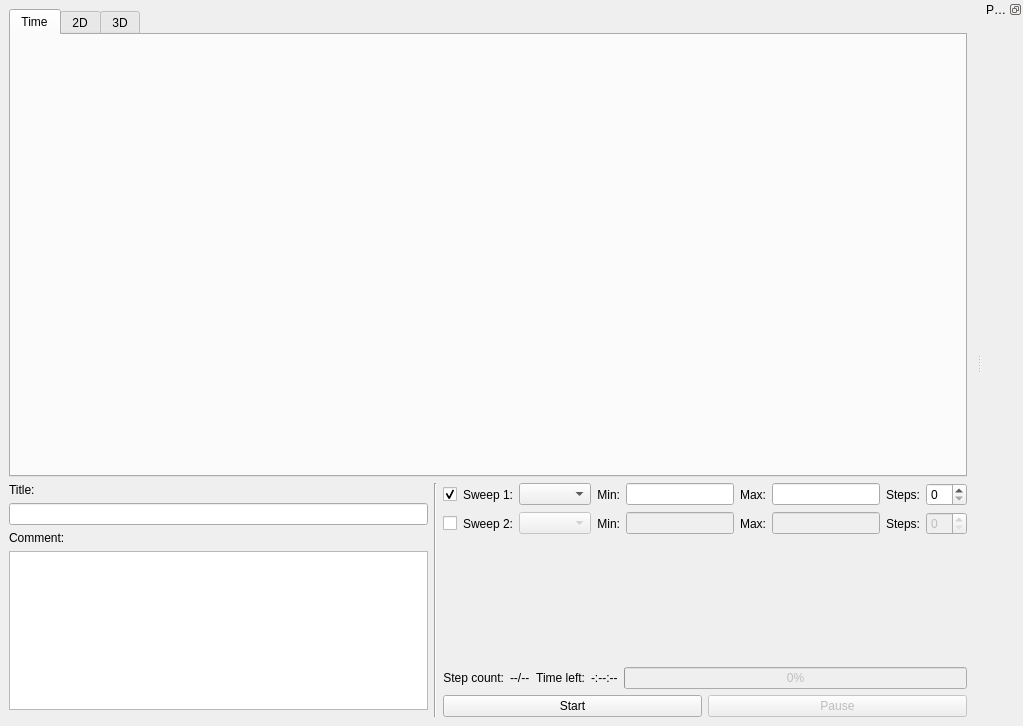
powder-phun/quadrupole, file ui/main.ui: the form before one commit.
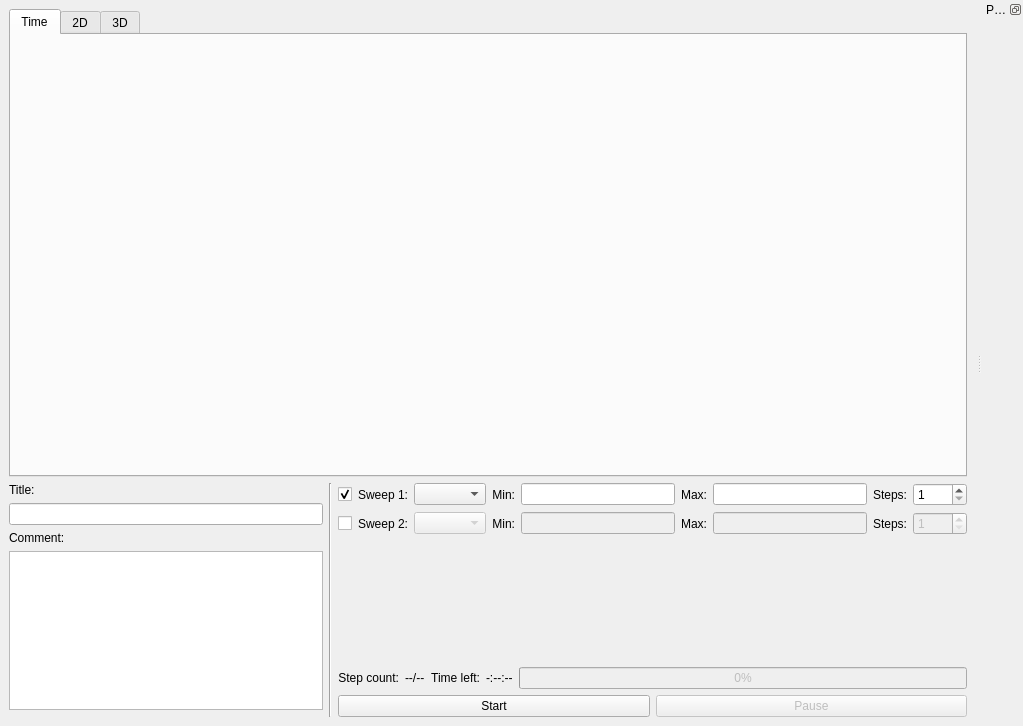
The form after the commit. Custom widgets are drawn as their Qt base class.

Diff of the .ui file:
```diff
--- a/ui/main.ui
+++ b/ui/main.ui
@@ -47,7 +47,7 @@
      </widget>
     </item>
     <item>
-     <layout class="QHBoxLayout" name="settingsHorizontalLayout" stretch="1,0,0">
+     <layout class="QHBoxLayout" name="settingsHorizontalLayout" stretch="1,0,2">
       <item>
        <layout class="QVBoxLayout" name="settingsLeftVerticalLayout">
         <item>
@@ -117,6 +117,12 @@
             <property name="enabled">
              <bool>false</bool>
             </property>
+            <property name="minimum">
+             <number>1</number>
+            </property>
+            <property name="maximum">
+             <number>1000</number>
+            </property>
            </widget>
           </item>
           <item row="1" column="0">
@@ -133,7 +139,14 @@
            </widget>
           </item>
           <item row="0" column="10">
-           <widget class="QSpinBox" name="sweepOneStepsSpinbox"/>
+           <widget class="QSpinBox" name="sweepOneStepsSpinbox">
+            <property name="minimum">
+             <number>1</number>
+            </property>
+            <property name="maximum">
+             <number>1000</number>
+            </property>
+           </widget>
           </item>
           <item row="1" column="9">
            <widget class="QLabel" name="sweepTwoStepsLabel">
```
